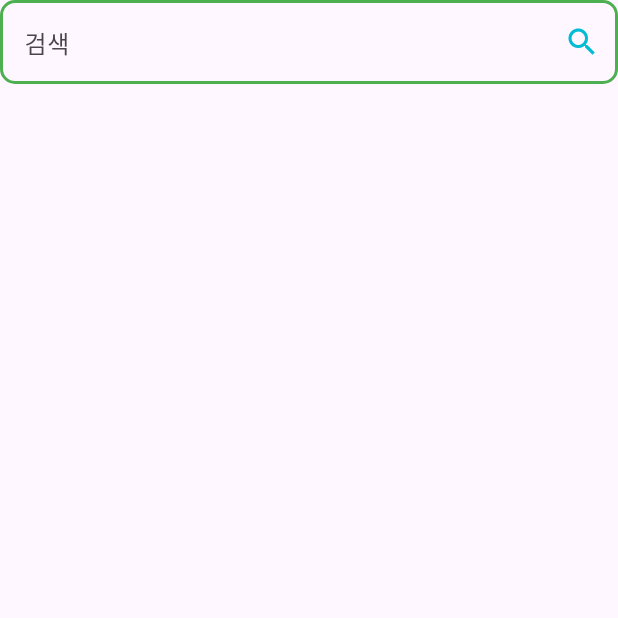
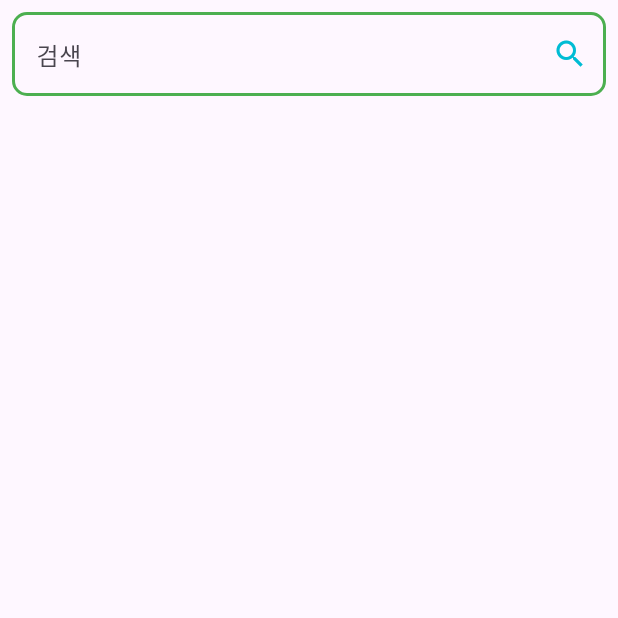
Before and after one commit to Shin-SeungHun/image_search_app_futurebuilder, a Flutter app: the screen it shows after launch, on a phone screen of 412 x 824 dp, the top half of it. Run offline on Flutter 3.47's test engine with Material 3 defaults, Android fonts, the phone set to English and light mode, and no system bars.

Commit message:
검색창 간격 조정

```diff
--- a/lib/ui/main_screen.dart
+++ b/lib/ui/main_screen.dart
@@ -12,7 +12,10 @@ class _MainScreenState extends State<MainScreen> {
   @override
   Widget build(BuildContext context) {
     return Scaffold(
-      body: Column(
+      body: SafeArea(
+        child: Padding(
+          padding: const EdgeInsets.all(8.0),
+          child: Column(
             children: [
               TextField(
                 decoration: InputDecoration(
@@ -43,6 +46,8 @@ class _MainScreenState extends State<MainScreen> {
               SizedBox(height: 24),
             ],
           ),
+        ),
+      ),
     );
   }
 }
```
Lines whose indentation alone changed are shown as unchanged.
